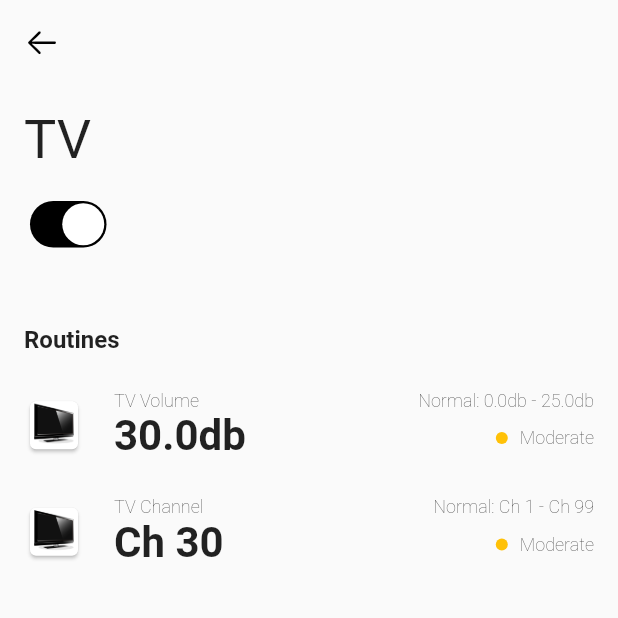
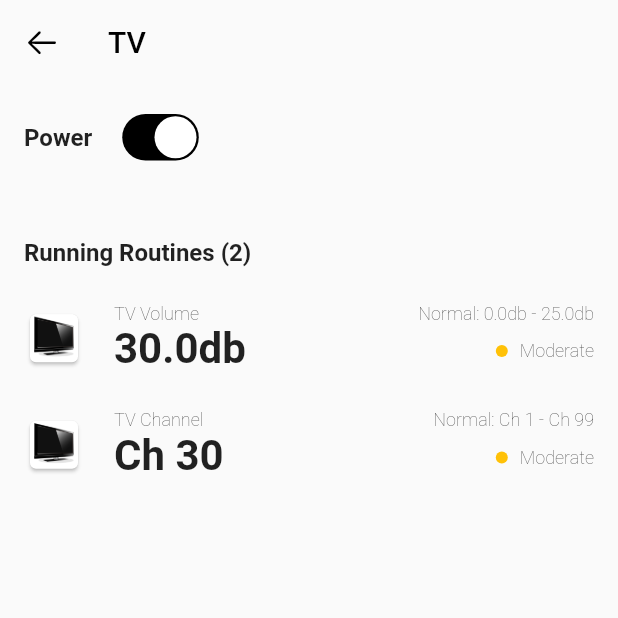
Before and after one commit to victoreronmosele/smart_home, a Flutter app: the screen it shows after launch, after a tap on "TV", on a phone screen of 412 x 824 dp, the top half of it. Run offline on Flutter 3.47's test engine with Material 2 defaults, Android fonts, the phone set to English and light mode, and no system bars; our stand-ins replace flutter_riverpod.

Commit message:
Update Device Screen layout

```diff
--- a/lib/ui/screens/device_screen.dart
+++ b/lib/ui/screens/device_screen.dart
@@ -36,6 +36,10 @@ class _DeviceScreenState extends ConsumerState<DeviceScreen> {
           ),
           onPressed: () => Navigator.pop(context),
         ),
+        title: Text(
+          widget.device.name,
+          style: const TextStyle(color: Colors.black),
+        ),
       ),
       body: SafeArea(
         child: SingleChildScrollView(
@@ -44,15 +48,16 @@ class _DeviceScreenState extends ConsumerState<DeviceScreen> {
             child: Column(
               crossAxisAlignment: CrossAxisAlignment.start,
               children: [
-                Text(
-                  widget.device.name,
-                  style: const TextStyle(
-                    fontSize: 36.0,
+                Row(
+                  children: [
+                    const Text(
+                      'Power',
+                      style: TextStyle(
+                        fontWeight: FontWeight.bold,
+                        fontSize: 16.0,
                       ),
                     ),
-                const SizedBox(
-                  height: 16.0,
-                ),
+                    const SizedBox(width: 16.0,),
                     CupertinoSwitch(
                       value: isOn,
                       onChanged: (newOnState) {
@@ -63,12 +68,14 @@ class _DeviceScreenState extends ConsumerState<DeviceScreen> {
                       activeColor: Colors.black,
                       trackColor: Colors.black26,
                     ),
+                  ],
+                ),
                 const SizedBox(
                   height: 48.0,
                 ),
-                const Text(
-                  'Routines',
-                  style: TextStyle(
+                Text(
+                  'Running Routines (${deviceRoutineList.length})',
+                  style: const TextStyle(
                     fontWeight: FontWeight.bold,
                     fontSize: 16.0,
                   ),
```
Lines whose indentation alone changed are shown as unchanged.
